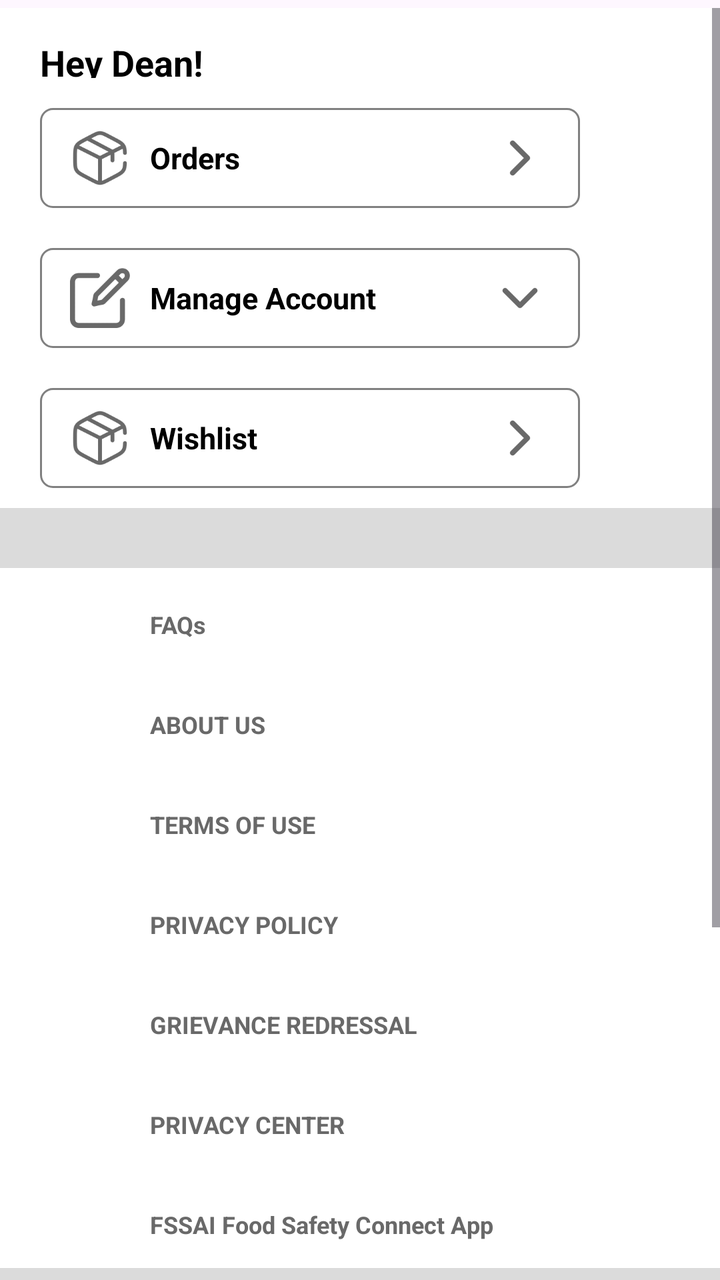
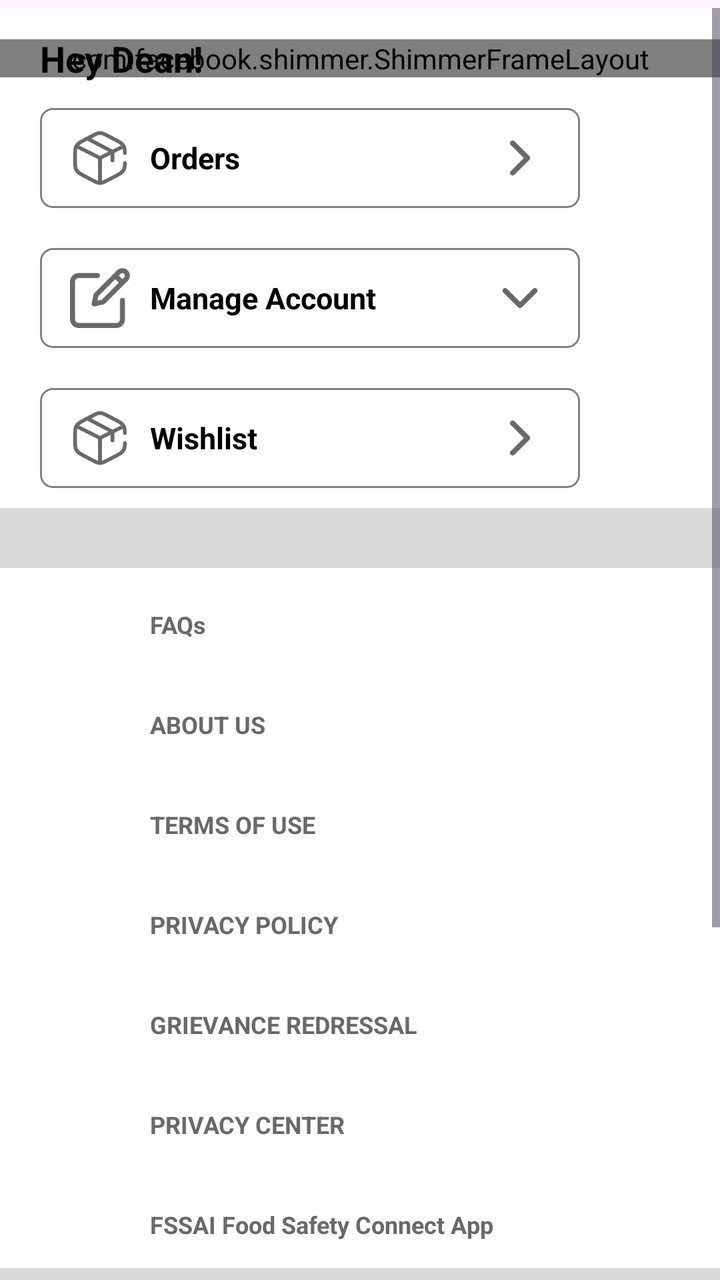

Two renders of the same Android screen: before a commit and after it. Below are the layout's source before the change and the commit's diff.
<!-- AndroidManifest.xml: application theme Theme.Basics -->
<!-- res/layout/fragment_profile.xml -->
<androidx.constraintlayout.widget.ConstraintLayout xmlns:android="http://schemas.android.com/apk/res/android"
    xmlns:app="http://schemas.android.com/apk/res-auto"
    xmlns:tools="http://schemas.android.com/tools"
    android:id="@+id/profileSpace"
    android:layout_width="match_parent"
    android:layout_height="match_parent">

    <ScrollView
        android:id="@+id/scroll"
        android:layout_width="0dp"
        android:layout_height="0dp"
        android:layout_marginTop="4dp"
        android:background="#FFFFFF"
        app:layout_constraintBottom_toBottomOf="parent"
        app:layout_constraintEnd_toEndOf="parent"
        app:layout_constraintStart_toStartOf="parent"
        app:layout_constraintTop_toTopOf="parent">

        <androidx.constraintlayout.widget.ConstraintLayout
            android:layout_width="match_parent"
            android:layout_height="wrap_content">

            <TextView
                android:id="@+id/profileName"
                android:layout_width="wrap_content"
                android:layout_height="20dp"
                android:gravity="center"
                android:text="Hey Dean!"
                android:textColor="@color/black"
                android:textSize="18sp"
                android:textStyle="bold"
                app:layout_constraintBottom_toTopOf="@id/orderBox"
                app:layout_constraintStart_toStartOf="@id/orderBox"
                app:layout_constraintTop_toTopOf="parent" />

            <View
                android:id="@+id/orderBox"
                android:layout_width="0dp"
                android:layout_height="50dp"
                android:layout_marginStart="20dp"
                android:layout_marginTop="50dp"
                android:background="@drawable/rectangular_border"
                app:layout_constraintStart_toStartOf="parent"
                app:layout_constraintTop_toTopOf="parent"
                app:layout_constraintWidth_percent="0.75" />

            <ImageView
                android:id="@+id/orderImg"
                android:layout_width="30dp"
                android:layout_height="30dp"
                android:layout_marginStart="15dp"
                android:src="@drawable/boxicon"
                app:layout_constraintBottom_toBottomOf="@id/orderBox"
                app:layout_constraintStart_toStartOf="@id/orderBox"
                app:layout_constraintTop_toTopOf="@id/orderBox"
                app:tint="#696969" />

            <TextView
                android:id="@+id/orderText"
                android:layout_width="wrap_content"
                android:layout_height="30dp"
                android:layout_marginStart="10dp"
                android:gravity="center"
                android:text="Orders"
                android:textColor="@color/black"
                android:textSize="15sp"
                android:textStyle="bold"
                app:layout_constraintBottom_toBottomOf="@id/orderBox"
                app:layout_constraintStart_toEndOf="@id/orderImg"
                app:layout_constraintTop_toTopOf="@id/orderBox" />

            <ImageView
                android:id="@+id/orderArrow"
                android:layout_width="30dp"
                android:layout_height="30dp"
                android:layout_marginEnd="15dp"
                android:src="@drawable/rightarrow"
                app:layout_constraintBottom_toBottomOf="@id/orderBox"
                app:layout_constraintEnd_toEndOf="@id/orderBox"
                app:layout_constraintTop_toTopOf="@id/orderBox" />

            <LinearLayout
                android:id="@+id/manageAccountBox"
                android:layout_width="0dp"
                android:layout_height="wrap_content"
                android:layout_marginStart="20dp"
                android:layout_marginTop="20dp"
                android:background="@drawable/rectangular_border"
                android:orientation="vertical"
                app:layout_constraintStart_toStartOf="parent"
                app:layout_constraintTop_toBottomOf="@id/orderBox"
                app:layout_constraintWidth_percent="0.75">

                
                <androidx.constraintlayout.widget.ConstraintLayout
                    android:id="@+id/manageHeader"
                    android:layout_width="match_parent"
                    android:layout_height="50dp">

                    <ImageView
                        android:id="@+id/manageImg"
                        android:layout_width="30dp"
                        android:layout_height="30dp"
                        android:layout_marginStart="15dp"
                        android:src="@drawable/edit"
                        app:layout_constraintBottom_toBottomOf="parent"
                        app:layout_constraintStart_toStartOf="parent"
                        app:layout_constraintTop_toTopOf="parent"
                        app:tint="#696969" />

                    <TextView
                        android:id="@+id/manageText"
                        android:layout_width="wrap_content"
                        android:layout_height="30dp"
                        android:layout_marginStart="10dp"
                        android:gravity="center"
                        android:text="Manage Account"
                        android:textColor="@color/black"
                        android:textSize="15sp"
                        android:textStyle="bold"
                        app:layout_constraintBottom_toBottomOf="parent"
                        app:layout_constraintStart_toEndOf="@id/manageImg"
                        app:layout_constraintTop_toTopOf="parent" />

                    <ImageView
                        android:id="@+id/manageArrow"
                        android:layout_width="30dp"
                        android:layout_height="30dp"
                        android:layout_marginEnd="15dp"
                        android:src="@drawable/downarrow"
                        app:layout_constraintEnd_toEndOf="parent"
                        app:layout_constraintTop_toTopOf="parent"
                        app:layout_constraintBottom_toBottomOf="@id/manageHeader"/>

                    <ImageView
                        android:id="@+id/manageArrowTwo"
                        android:layout_width="30dp"
                        android:layout_height="30dp"
                        android:layout_marginEnd="15dp"
                        android:src="@drawable/uparrow"
                        app:layout_constraintEnd_toEndOf="parent"
                        app:layout_constraintTop_toTopOf="parent"
                        app:layout_constraintBottom_toBottomOf="@id/manageHeader"
                        android:visibility="gone"/>


                </androidx.constraintlayout.widget.ConstraintLayout>

                <include
                    android:id="@+id/manageExtra"
                    layout="@layout/manage_account_extra"
                    android:layout_marginTop="10dp"
                    android:layout_marginBottom="10dp"
                    android:layout_width="match_parent"
                    android:layout_height="wrap_content"
                    android:visibility="gone"/>

            </LinearLayout>

            <View
                android:id="@+id/wishlistBox"
                android:layout_width="0dp"
                android:layout_height="50dp"
                android:layout_marginStart="20dp"
                android:layout_marginTop="20dp"
                android:layout_marginBottom="20dp"
                android:background="@drawable/rectangular_border"
                app:layout_constraintStart_toStartOf="parent"
                app:layout_constraintTop_toBottomOf="@id/manageAccountBox"
                app:layout_constraintWidth_percent="0.75" />

            <ImageView
                android:id="@+id/wishlistImg"
                android:layout_width="30dp"
                android:layout_height="30dp"
                android:layout_marginStart="15dp"
                android:src="@drawable/boxicon"
                app:layout_constraintBottom_toBottomOf="@id/wishlistBox"
                app:layout_constraintStart_toStartOf="@id/wishlistBox"
                app:layout_constraintTop_toTopOf="@id/wishlistBox"
                app:tint="#696969" />

            <TextView
                android:id="@+id/wishlistText"
                android:layout_width="wrap_content"
                android:layout_height="30dp"
                android:layout_marginStart="10dp"
                android:gravity="center"
                android:text="Wishlist"
                android:textColor="@color/black"
                android:textSize="15sp"
                android:textStyle="bold"
                app:layout_constraintBottom_toBottomOf="@id/wishlistBox"
                app:layout_constraintStart_toEndOf="@id/wishlistImg"
                app:layout_constraintTop_toTopOf="@id/wishlistBox" />

            <ImageView
                android:id="@+id/wishlistArrow"
                android:layout_width="30dp"
                android:layout_height="30dp"
                android:layout_marginEnd="15dp"
                android:src="@drawable/rightarrow"
                app:layout_constraintBottom_toBottomOf="@id/wishlistBox"
                app:layout_constraintEnd_toEndOf="@id/wishlistBox"
                app:layout_constraintTop_toTopOf="@id/wishlistBox" />

            <View
                android:id="@+id/divider"
                android:layout_width="wrap_content"
                android:layout_height="30dp"
                android:layout_marginTop="10dp"
                android:background="#DBDBDB"
                app:layout_constraintEnd_toEndOf="parent"
                app:layout_constraintStart_toStartOf="parent"
                app:layout_constraintTop_toBottomOf="@id/wishlistBox" />

            <View
                android:id="@+id/aboutSection"
                android:layout_width="0dp"
                android:layout_height="wrap_content"
                app:layout_constraintEnd_toEndOf="parent"
                app:layout_constraintStart_toStartOf="parent"
                app:layout_constraintTop_toBottomOf="@id/divider" />

            <TextView
                android:id="@+id/faq"
                android:layout_width="wrap_content"
                android:layout_height="30dp"
                android:layout_marginTop="20dp"
                android:text="FAQs"
                android:textColor="#696969"
                android:textSize="12sp"
                android:textStyle="bold"
                app:layout_constraintBottom_toTopOf="@id/aboutUs"
                app:layout_constraintStart_toStartOf="@id/wishlistText"
                app:layout_constraintTop_toTopOf="@id/aboutSection" />

            <TextView
                android:id="@+id/aboutUs"
                android:layout_width="wrap_content"
                android:layout_height="30dp"
                android:layout_marginTop="20dp"
                android:text="ABOUT US"
                android:textColor="#696969"
                android:textSize="12sp"
                android:textStyle="bold"
                app:layout_constraintBottom_toTopOf="@id/terms"
                app:layout_constraintStart_toStartOf="@id/wishlistText"
                app:layout_constraintTop_toBottomOf="@id/faq" />

            <TextView
                android:id="@+id/terms"
                android:layout_width="wrap_content"
                android:layout_height="30dp"
                android:layout_marginTop="20dp"
                android:text="TERMS OF USE"
                android:textColor="#696969"
                android:textSize="12sp"
                android:textStyle="bold"
                app:layout_constraintBottom_toTopOf="@+id/privacyPolicy"
                app:layout_constraintStart_toStartOf="@id/wishlistText"
                app:layout_constraintTop_toBottomOf="@id/aboutUs" />

            <TextView
                android:id="@+id/privacyPolicy"
                android:layout_width="wrap_content"
                android:layout_height="30dp"
                android:layout_marginTop="20dp"
                android:text="PRIVACY POLICY"
                android:textColor="#696969"
                android:textSize="12sp"
                android:textStyle="bold"
                app:layout_constraintBottom_toTopOf="@id/grievance"
                app:layout_constraintStart_toStartOf="@id/wishlistText"
                app:layout_constraintTop_toBottomOf="@id/terms" />

            <TextView
                android:id="@+id/grievance"
                android:layout_width="wrap_content"
                android:layout_height="30dp"
                android:layout_marginTop="20dp"
                android:text="GRIEVANCE REDRESSAL"
                android:textColor="#696969"
                android:textSize="12sp"
                android:textStyle="bold"
                app:layout_constraintBottom_toTopOf="@+id/privacyCenter"
                app:layout_constraintStart_toStartOf="@id/wishlistText"
                app:layout_constraintTop_toBottomOf="@id/privacyPolicy" />

            <TextView
                android:id="@+id/privacyCenter"
                android:layout_width="wrap_content"
                android:layout_height="30dp"
                android:layout_marginTop="20dp"
                android:text="PRIVACY CENTER"
                android:textColor="#696969"
                android:textSize="12sp"
                android:textStyle="bold"
                app:layout_constraintBottom_toTopOf="@+id/foodSafety"
                app:layout_constraintStart_toStartOf="@id/wishlistText"
                app:layout_constraintTop_toBottomOf="@id/grievance" />

            <TextView
                android:id="@+id/foodSafety"
                android:layout_width="wrap_content"
                android:layout_height="30dp"
                android:layout_marginTop="20dp"
                android:text="FSSAI Food Safety Connect App"
                android:textColor="#696969"
                android:textSize="12sp"
                android:textStyle="bold"
                app:layout_constraintStart_toStartOf="@id/wishlistText"
                app:layout_constraintTop_toBottomOf="@id/privacyCenter" />

            <View
                android:id="@+id/logoutSection"
                android:layout_width="wrap_content"
                android:layout_height="250dp"
                android:background="#DBDBDB"
                app:layout_constraintBottom_toBottomOf="parent"
                app:layout_constraintEnd_toEndOf="parent"
                app:layout_constraintStart_toStartOf="parent"
                app:layout_constraintTop_toBottomOf="@id/foodSafety" />

            <TextView
                android:id="@+id/logoutBtn"
                android:layout_width="0dp"
                android:layout_height="50dp"
                android:layout_marginStart="20dp"
                android:layout_marginTop="30dp"
                android:layout_marginEnd="20dp"
                android:background="@drawable/pink_border"
                android:gravity="center"
                android:padding="10dp"
                android:text="LOG OUT"
                android:textColor="#FF3F6C"
                android:textSize="20dp"
                android:textStyle="bold"
                app:layout_constraintEnd_toEndOf="parent"
                app:layout_constraintStart_toStartOf="parent"
                app:layout_constraintTop_toTopOf="@id/logoutSection" />






        </androidx.constraintlayout.widget.ConstraintLayout>

    </ScrollView>

</androidx.constraintlayout.widget.ConstraintLayout>
<!-- res/layout/manage_account_extra.xml (included above) -->
<?xml version="1.0" encoding="utf-8"?>
<androidx.constraintlayout.widget.ConstraintLayout xmlns:android="http://schemas.android.com/apk/res/android"
    android:layout_width="match_parent"
    android:layout_height="wrap_content"
    android:layout_marginTop="20dp"
    xmlns:app="http://schemas.android.com/apk/res-auto">
    
    <View
        android:id="@+id/accountDetailsBox"
        android:layout_width="0dp"
        android:layout_height="130dp"
        app:layout_constraintWidth_percent="0.3"
        app:layout_constraintTop_toTopOf="parent"
        android:layout_marginStart="20dp"
        android:background="@drawable/rectangular_border"
        app:layout_constraintStart_toStartOf="parent"/>

    <ImageView
        android:id="@+id/accountIcon"
        android:layout_width="50dp"
        android:layout_height="50dp"
        android:layout_marginTop="20dp"
        android:src="@drawable/accountedit"
        android:scaleType="fitCenter"
        app:layout_constraintTop_toTopOf="@id/accountDetailsBox"
        app:layout_constraintStart_toStartOf="@id/accountDetailsBox"
        app:layout_constraintEnd_toEndOf="@id/accountDetailsBox"/>

    <TextView
        android:id="@+id/accountText"
        android:layout_width="wrap_content"
        android:layout_height="wrap_content"
        android:text="Account Details"
        android:textSize="12sp"
        android:textColor="#696969"
        android:textStyle="bold"
        android:gravity="center"
        app:layout_constraintTop_toBottomOf="@id/accountIcon"
        app:layout_constraintStart_toStartOf="@id/accountDetailsBox"
        app:layout_constraintEnd_toEndOf="@id/accountDetailsBox"
        app:layout_constraintBottom_toBottomOf="@id/accountDetailsBox"/>

    <View
        android:id="@+id/addressBox"
        android:layout_width="0dp"
        android:layout_height="130dp"
        app:layout_constraintWidth_percent="0.3"
        app:layout_constraintTop_toTopOf="parent"
        android:layout_marginStart="20dp"
        android:background="@drawable/rectangular_border"
        app:layout_constraintStart_toEndOf="@id/accountDetailsBox"/>

    <ImageView
        android:id="@+id/addressIcon"
        android:layout_width="50dp"
        android:layout_height="50dp"
        android:layout_marginTop="20dp"
        android:src="@drawable/locationedit"
        android:scaleType="fitCenter"
        app:layout_constraintTop_toTopOf="@id/addressBox"
        app:layout_constraintStart_toStartOf="@id/addressBox"
        app:layout_constraintEnd_toEndOf="@id/addressBox"/>

    <TextView
        android:id="@+id/addressText"
        android:layout_width="wrap_content"
        android:layout_height="wrap_content"
        android:text="Address"
        android:textSize="12sp"
        android:textColor="#696969"
        android:textStyle="bold"
        android:gravity="center"
        app:layout_constraintTop_toBottomOf="@id/addressIcon"
        app:layout_constraintStart_toStartOf="@id/addressBox"
        app:layout_constraintEnd_toEndOf="@id/addressBox"
        app:layout_constraintBottom_toBottomOf="@id/addressBox"/>


</androidx.constraintlayout.widget.ConstraintLayout>
<!-- resources referenced by this layout -->
<resources>
  <color name="black">#FF000000</color>
  <!-- drawable accountedit: png bitmap (drawable, 4349 bytes) -->
  <!-- drawable boxicon: png bitmap (drawable, 5167 bytes) -->
  <!-- drawable downarrow: png bitmap (drawable, 1276 bytes) -->
  <!-- drawable edit: png bitmap (drawable, 3453 bytes) -->
  <!-- drawable locationedit: png bitmap (drawable, 7188 bytes) -->
  <!-- drawable pink_border (drawable) -->
  <?xml version="1.0" encoding="utf-8"?>
  <shape xmlns:android="http://schemas.android.com/apk/res/android"
      android:shape="rectangle">
  
      
      <solid android:color="@android:color/white"/>
  
      
      <stroke
          android:width="1dp"
          android:color="#FD4179"/>
  
      
      <corners android:radius="4dp"/>
  
  </shape>
  <!-- drawable rectangular_border (drawable) -->
  <?xml version="1.0" encoding="utf-8"?>
  <shape xmlns:android="http://schemas.android.com/apk/res/android">
      <solid android:color="@android:color/transparent"/>
      <stroke
          android:width="1dp"
          android:color="#808080"/>
      <corners android:radius="6dp"/>
  </shape>
  <!-- drawable rightarrow: png bitmap (drawable, 1484 bytes) -->
  <!-- drawable uparrow: png bitmap (drawable, 1340 bytes) -->
  <style name="Theme.Basics" parent="Base.Theme.Basics" />
  <style name="Base.Theme.Basics" parent="Theme.Material3.DayNight.NoActionBar">
          
      </style>
</resources>

<!-- the commit's change to res/layout/fragment_profile.xml (unified diff, before → after) -->
@@ -20,10 +20,22 @@
             android:layout_width="match_parent"
             android:layout_height="wrap_content">
 
+            <com.facebook.shimmer.ShimmerFrameLayout
+                android:id="@+id/shimmerLayout"
+                android:layout_width="match_parent"
+                android:layout_height="match_parent"
+                app:layout_constraintBottom_toTopOf="@id/orderBox"
+                app:layout_constraintStart_toStartOf="@id/orderBox"
+                app:layout_constraintTop_toTopOf="parent">
+
+            <include layout="@layout/shimmer_profile"/>
+
+            </com.facebook.shimmer.ShimmerFrameLayout>
+
             <TextView
                 android:id="@+id/profileName"
                 android:layout_width="wrap_content"
-                android:layout_height="20dp"
+                android:layout_height="wrap_content"
                 android:gravity="center"
                 android:text="Hey Dean!"
                 android:textColor="@color/black"
@@ -350,6 +362,22 @@
     </ScrollView>
 
 </androidx.constraintlayout.widget.ConstraintLayout>
+<!-- res/layout/shimmer_profile.xml (included above) -->
+<LinearLayout xmlns:android="http://schemas.android.com/apk/res/android"
+    android:layout_width="match_parent"
+    android:layout_height="match_parent"
+    xmlns:app="http://schemas.android.com/apk/res-auto">
+
+    <TextView
+        android:id="@+id/profileName"
+        android:layout_width="wrap_content"
+        android:layout_height="30dp"
+        android:textSize="18sp"
+        android:background="#DDDDDD"
+        />
+
+
+</LinearLayout>
 <!-- res/layout/manage_account_extra.xml (included above) -->
 <?xml version="1.0" encoding="utf-8"?>
 <androidx.constraintlayout.widget.ConstraintLayout xmlns:android="http://schemas.android.com/apk/res/android"
